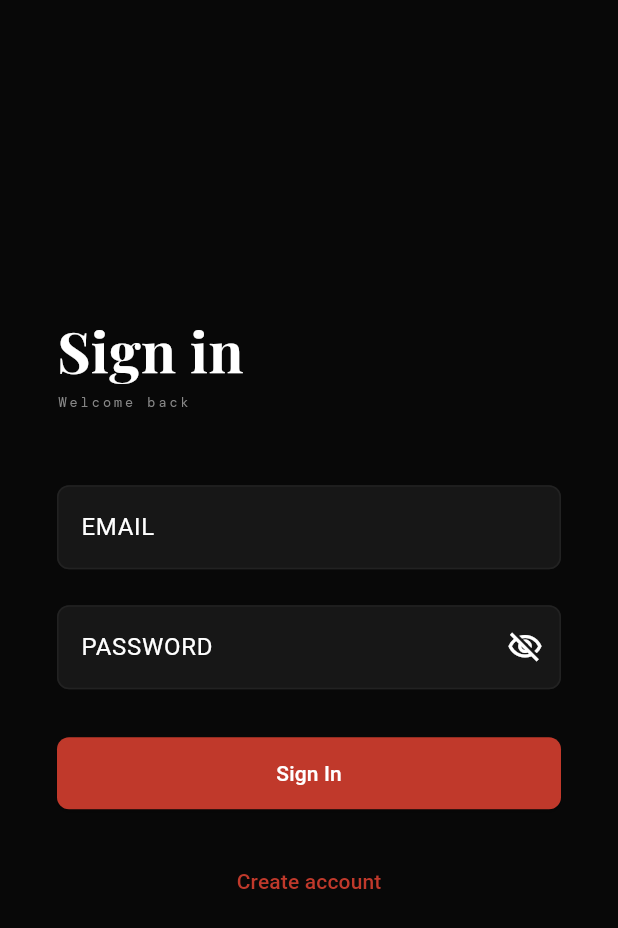
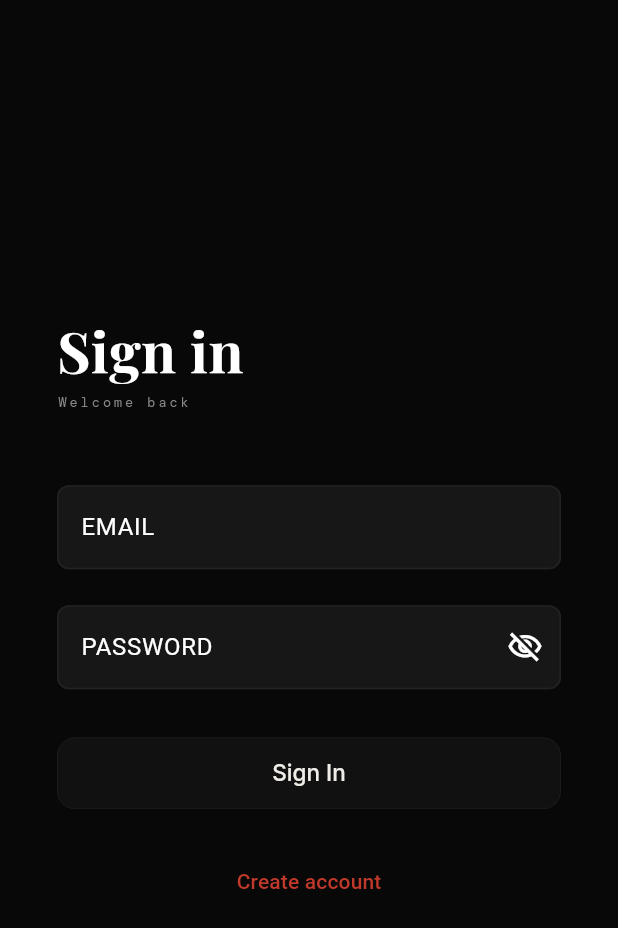
Before and after one commit to ujwalbholan/surakshya-MobileApp, a Flutter app: the LoginScreen screen opened by its route, on a phone screen of 412 x 824 dp. Shown: the top 928 px of the screen. Run offline on Flutter 3.47's test engine with Material 3 defaults, Android fonts, the phone set to English and light mode, and no system bars; our stand-ins replace flutter_blue_plus, flutter_local_notifications, flutter_map, flutter_riverpod, geocoding, geolocator and 6 more; accounts and stored records are empty.

Commit message:
Replaced ElevatedButton with OriginButton on login_screen.dart submit button

```diff
--- a/lib/features/auth/login_screen.dart
+++ b/lib/features/auth/login_screen.dart
@@ -9,6 +9,7 @@ import 'package:suraksha/router/app_routes.dart';
 import 'package:suraksha/theme/suraksha_colors.dart';
 import 'package:suraksha/theme/suraksha_spacing.dart';
 import 'package:suraksha/theme/suraksha_typography.dart';
+import 'package:suraksha/widgets/origin_button.dart';
 
 class LoginScreen extends ConsumerStatefulWidget {
   const LoginScreen({super.key});
@@ -143,15 +144,10 @@ class _LoginScreenState extends ConsumerState<LoginScreen>
                   const SizedBox(height: S.xl),
                   SizedBox(
                     width: double.infinity,
-                    child: ElevatedButton(
-                      onPressed: _isLoading ? null : _submit,
-                      child: _isLoading
-                          ? const SizedBox(
-                              height: 20,
-                              width: 20,
-                              child: CircularProgressIndicator(strokeWidth: 2),
-                            )
-                          : const Text('Sign In'),
+                    child: OriginButton(
+                      onPressed: _submit,
+                      loading: _isLoading,
+                      child: const Text('Sign In'),
                     ),
                   ),
                   const SizedBox(height: S.lg),
```
